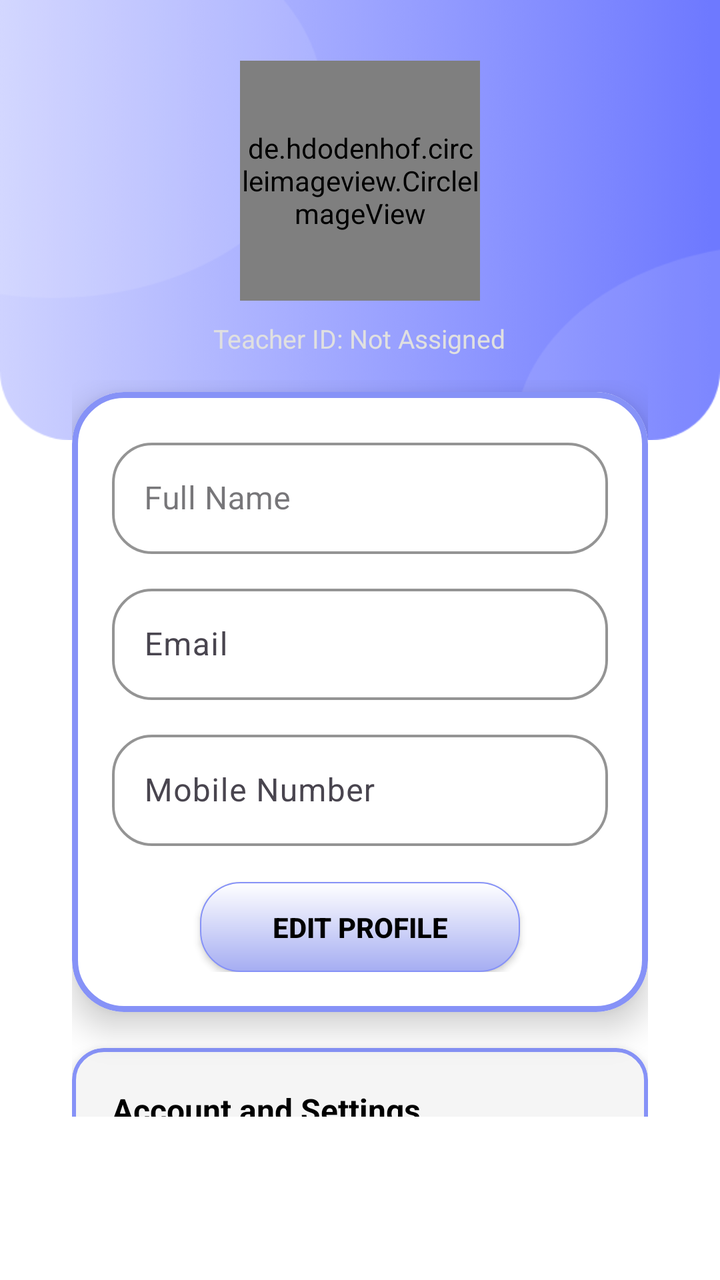
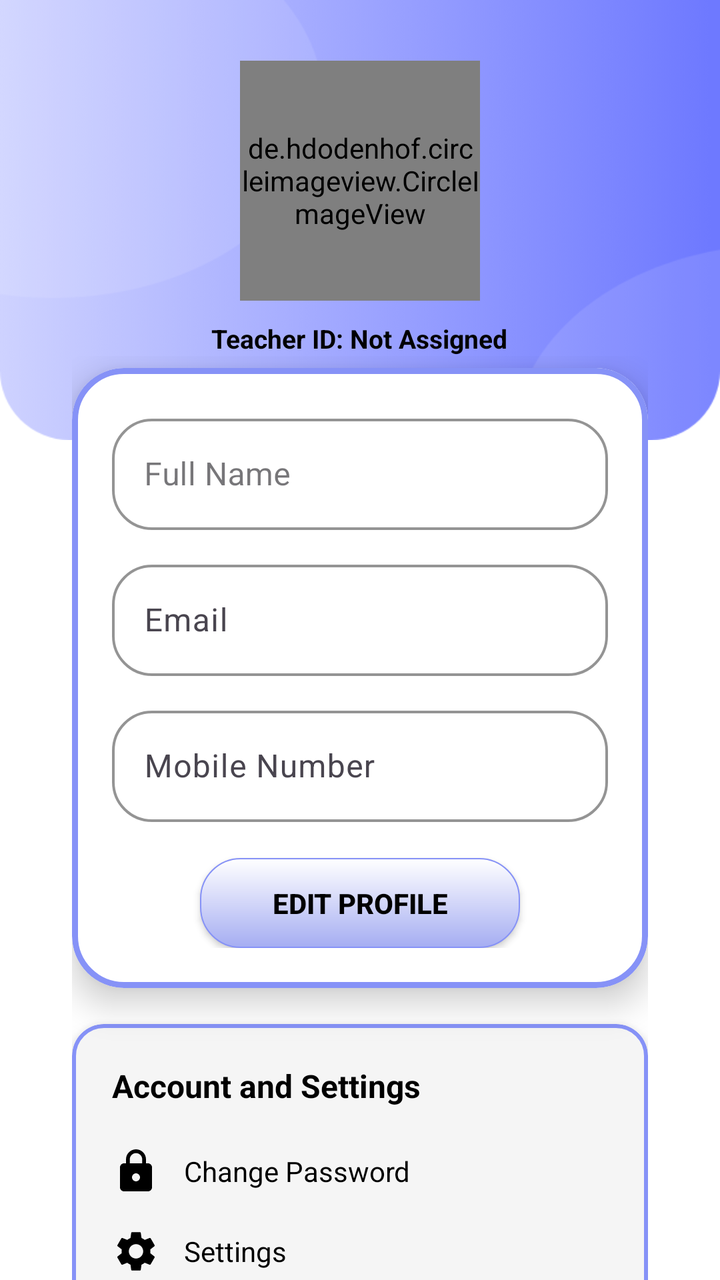

Compare the two renders of this Android layout. The source of the first and the diff that turns it into the second are given below.
<!-- AndroidManifest.xml: application theme Theme.TSTAR -->
<!-- res/layout/fragment_t_profile.xml -->
<?xml version="1.0" encoding="utf-8"?>
<androidx.constraintlayout.widget.ConstraintLayout
    xmlns:android="http://schemas.android.com/apk/res/android"
    xmlns:app="http://schemas.android.com/apk/res-auto"
    xmlns:tools="http://schemas.android.com/tools"
    android:id="@+id/profile_root"
    android:layout_width="match_parent"
    android:layout_height="match_parent"
    android:background="@color/white"
    tools:context=".STUDENTACTIVITIES.SFragment.S_Profile_Fragment">

    
    <LinearLayout
        android:id="@+id/ll_container"
        android:layout_width="0dp"
        android:layout_height="0dp"
        android:orientation="vertical"
        android:paddingBottom="12dp"
        app:layout_constraintTop_toTopOf="parent"
        app:layout_constraintBottom_toBottomOf="parent"
        app:layout_constraintStart_toStartOf="parent"
        app:layout_constraintEnd_toEndOf="parent">

        
        

        <View
            android:id="@+id/header_bg"
            android:layout_width="match_parent"
            android:layout_height="220dp"
            android:background="@drawable/s_classes_top_background"
            />


        
        <de.hdodenhof.circleimageview.CircleImageView
            android:id="@+id/ivProfilePic"
            android:layout_width="120dp"
            android:layout_height="120dp"
            android:layout_marginTop="-190dp"
            android:layout_gravity="center_horizontal"
            android:src="@drawable/s_profile"
            android:scaleType="centerCrop"
            android:background="@drawable/icon_circle_bg"
            android:clickable="true"
            android:focusable="true"
            app:civ_border_width="2dp"
            app:civ_border_color="?attr/colorPrimary" />

        
        <LinearLayout
            android:id="@+id/header_text_container"
            android:layout_width="match_parent"
            android:layout_height="wrap_content"
            android:orientation="vertical"
            android:layout_marginTop="6dp"
            android:gravity="center_horizontal">

            <TextView
                android:id="@+id/tvHeaderStudentId"
                android:layout_width="wrap_content"
                android:layout_height="wrap_content"
                android:text="Teacher ID: Not Assigned"
                android:textColor="@color/soft_greay"
                android:textSize="13sp"
                android:layout_marginTop="4dp"/>

        </LinearLayout>

        
        <androidx.core.widget.NestedScrollView
            android:id="@+id/profileScroll"
            android:layout_width="match_parent"
            android:layout_height="match_parent"
            android:clipToPadding="false"
            android:fillViewport="true"
            android:focusableInTouchMode="true"
            android:paddingTop="12dp">
        <LinearLayout
            android:layout_width="match_parent"
            android:layout_height="match_parent"
            android:orientation="vertical"
            android:paddingStart="18dp"
            android:paddingEnd="18dp"
            android:paddingBottom="16dp">




            <LinearLayout
                android:layout_width="match_parent"
                android:layout_height="match_parent"
                android:orientation="vertical"
                android:paddingStart="18dp"
                android:paddingEnd="18dp"
                android:paddingBottom="16dp">


                
                <com.google.android.material.card.MaterialCardView
                    android:id="@+id/cardProfile"
                    android:layout_width="match_parent"
                    android:layout_height="wrap_content"
                    android:layout_marginTop="6dp"
                    android:backgroundTint="@color/white"
                    app:cardCornerRadius="26dp"
                    app:cardElevation="10dp"
                    app:strokeColor="@color/Lavender"
                    app:strokeWidth="3dp">

                    <LinearLayout
                        android:layout_width="match_parent"
                        android:layout_height="wrap_content"
                        android:orientation="vertical"
                        android:padding="20dp">

                        
                        <com.google.android.material.textfield.TextInputLayout
                            android:id="@+id/tilFullName"
                            style="@style/Widget.MaterialComponents.TextInputLayout.OutlinedBox"
                            android:layout_width="match_parent"
                            android:layout_height="wrap_content"
                            android:hint="Full Name"
                            app:boxCornerRadiusBottomEnd="20sp"
                            app:boxCornerRadiusBottomStart="20sp"
                            app:boxCornerRadiusTopEnd="20sp"
                            app:boxCornerRadiusTopStart="20sp"
                            app:boxStrokeColor="@color/black"
                            app:boxStrokeWidth="1.2dp"
                            app:startIconTint="@color/black">

                            <com.google.android.material.textfield.TextInputEditText
                                android:id="@+id/etFullName"
                                android:layout_width="match_parent"
                                android:layout_height="wrap_content"
                                android:enabled="false"
                                android:inputType="textCapWords"
                                android:textColor="@color/black"
                                android:textSize="16sp" />
                        </com.google.android.material.textfield.TextInputLayout>


                        
                        <com.google.android.material.textfield.TextInputLayout
                            android:id="@+id/tilEmail"
                            style="?attr/textInputOutlinedStyle"
                            android:layout_width="match_parent"
                            android:layout_height="wrap_content"
                            android:layout_marginTop="12dp"
                            android:hint="Email"
                            app:boxCornerRadiusBottomEnd="20sp"
                            app:boxCornerRadiusBottomStart="20sp"
                            app:boxCornerRadiusTopEnd="20sp"
                            app:boxCornerRadiusTopStart="20sp"
                            app:boxStrokeColor="@color/black"
                            app:boxStrokeWidth="1.2dp"
                            app:startIconTint="@color/black">

                            <com.google.android.material.textfield.TextInputEditText
                                android:id="@+id/etEmail"
                                android:layout_width="match_parent"
                                android:layout_height="wrap_content"
                                android:enabled="false"
                                android:inputType="textEmailAddress"
                                android:textColor="@color/black"
                                android:textSize="16sp" />
                        </com.google.android.material.textfield.TextInputLayout>

                        
                        <com.google.android.material.textfield.TextInputLayout
                            android:id="@+id/tilMobile"
                            style="?attr/textInputOutlinedStyle"
                            android:layout_width="match_parent"
                            android:layout_height="wrap_content"
                            android:layout_marginTop="12dp"
                            android:hint="Mobile Number"
                            app:boxCornerRadiusBottomEnd="20sp"
                            app:boxCornerRadiusBottomStart="20sp"
                            app:boxCornerRadiusTopEnd="20sp"
                            app:boxCornerRadiusTopStart="20sp"
                            app:boxStrokeColor="@color/black"
                            app:boxStrokeWidth="1.2dp"
                            app:startIconTint="@color/black">

                            <com.google.android.material.textfield.TextInputEditText
                                android:id="@+id/etMobile"
                                android:layout_width="match_parent"
                                android:layout_height="wrap_content"
                                android:enabled="false"
                                android:inputType="phone"
                                android:maxLength="10"
                                android:textColor="@color/black"
                                android:textSize="16sp" />
                        </com.google.android.material.textfield.TextInputLayout>


                        
                        <androidx.appcompat.widget.AppCompatButton
                            android:id="@+id/btnEditProfile"
                            android:layout_width="160dp"
                            android:layout_height="45dp"
                            android:layout_gravity="center_horizontal"
                            android:layout_marginTop="18dp"
                            android:background="@drawable/s_btn_bg_shape"
                            android:text="Edit Profile"
                            android:textColor="@color/black"
                            android:textSize="14sp"
                            android:textStyle="bold" />
                    </LinearLayout>
                </com.google.android.material.card.MaterialCardView>

                
                <com.google.android.material.card.MaterialCardView
                    android:id="@+id/cardAccount"
                    android:layout_width="match_parent"
                    android:layout_height="wrap_content"
                    android:layout_marginTop="18dp"
                    android:backgroundTint="@color/white_smoke"
                    app:cardCornerRadius="16dp"
                    app:cardElevation="6dp"
                    app:strokeColor="@color/Lavender"
                    app:strokeWidth="2dp">

                    <LinearLayout
                        android:layout_width="match_parent"
                        android:layout_height="wrap_content"
                        android:orientation="vertical"
                        android:padding="20dp">

                        <TextView
                            android:id="@+id/tvAccountTitle"
                            android:layout_width="wrap_content"
                            android:layout_height="wrap_content"
                            android:text="Account and Settings"
                            android:textColor="@color/black"
                            android:textSize="16sp"
                            android:textStyle="bold" />

                        
                        <LinearLayout
                            android:id="@+id/rowChangePassword"
                            android:layout_width="match_parent"
                            android:layout_height="wrap_content"
                            android:layout_marginTop="16dp"
                            android:clickable="true"
                            android:foreground="?attr/selectableItemBackground"
                            android:gravity="center_vertical"
                            android:orientation="horizontal"
                            android:paddingVertical="4dp">

                            <ImageView
                                android:layout_width="24dp"
                                android:layout_height="24dp"
                                android:src="@drawable/s_lock_password" />

                            <TextView
                                android:layout_width="wrap_content"
                                android:layout_height="wrap_content"
                                android:layout_marginStart="12dp"
                                android:text="Change Password"
                                android:textColor="@color/black"
                                android:textSize="14sp" />
                        </LinearLayout>

                        <LinearLayout
                            android:id="@+id/rowSettings"
                            android:layout_width="match_parent"
                            android:layout_height="wrap_content"
                            android:layout_marginTop="8dp"
                            android:clickable="true"
                            android:foreground="?attr/selectableItemBackground"
                            android:gravity="center_vertical"
                            android:orientation="horizontal"
                            android:paddingVertical="4dp">

                            <ImageView
                                android:layout_width="24dp"
                                android:layout_height="24dp"
                                android:src="@drawable/s_setting" />

                            <TextView
                                android:layout_width="wrap_content"
                                android:layout_height="wrap_content"
                                android:layout_marginStart="12dp"
                                android:text="Settings"
                                android:textColor="@color/black"
                                android:textSize="14sp" />
                        </LinearLayout>

                        <LinearLayout
                            android:id="@+id/rowDeleteAccount"
                            android:layout_width="match_parent"
                            android:layout_height="wrap_content"
                            android:layout_marginTop="8dp"
                            android:clickable="true"
                            android:foreground="?attr/selectableItemBackground"
                            android:gravity="center_vertical"
                            android:orientation="horizontal"
                            android:paddingVertical="4dp">

                            <ImageView
                                android:layout_width="24dp"
                                android:layout_height="24dp"
                                android:src="@drawable/s_delete_account" />

                            <TextView
                                android:layout_width="wrap_content"
                                android:layout_height="wrap_content"
                                android:layout_marginStart="12dp"
                                android:text="Delete Account"
                                android:textColor="@android:color/holo_red_dark"
                                android:textSize="14sp" />
                        </LinearLayout>

                        <LinearLayout
                            android:id="@+id/rowLogout"
                            android:layout_width="match_parent"
                            android:layout_height="wrap_content"
                            android:layout_marginTop="8dp"
                            android:clickable="true"
                            android:foreground="?attr/selectableItemBackground"
                            android:gravity="center_vertical"
                            android:orientation="horizontal"
                            android:paddingVertical="4dp">

                            <ImageView
                                android:layout_width="24dp"
                                android:layout_height="24dp"
                                android:src="@drawable/s_logout_account" />

                            <TextView
                                android:layout_width="wrap_content"
                                android:layout_height="wrap_content"
                                android:layout_marginStart="12dp"
                                android:text="Logout"
                                android:textColor="@android:color/holo_red_dark"
                                android:textSize="14sp" />
                        </LinearLayout>

                    </LinearLayout>

                </com.google.android.material.card.MaterialCardView>

            </LinearLayout>

        </LinearLayout>
    </androidx.core.widget.NestedScrollView>

    </LinearLayout>

</androidx.constraintlayout.widget.ConstraintLayout>
<!-- resources referenced by this layout -->
<resources>
  <color name="Lavender">#8692f7</color>
  <color name="black">#FF000000</color>
  <color name="soft_greay">#E0E0E0</color>
  <color name="white">#FFFFFF</color>
  <color name="white_smoke">#F5F5F5</color>
  <!-- drawable icon_circle_bg (drawable) -->
  <?xml version="1.0" encoding="utf-8"?>
  <shape xmlns:android="http://schemas.android.com/apk/res/android" android:shape="oval">
      <size android:width="56dp" android:height="56dp"/>
      <solid android:color="@color/light_lavender_for_cards"/>
      <stroke android:color="@color/Lavender" android:width="0.5dp" android:dashGap="@dimen/cardview_compat_inset_shadow"> </stroke>
  </shape>
  <!-- drawable s_btn_bg_shape (drawable) -->
  <?xml version="1.0" encoding="utf-8"?>
  <shape
      xmlns:android="http://schemas.android.com/apk/res/android"
      android:shape="rectangle">
  
      <stroke
          android:width="0.8dp"
          android:color="@color/Lavender"/>
      <corners
          android:radius="20dp"/>
  
      <gradient
          android:startColor="#A5ADF2"
          android:endColor="@color/white"
          android:angle="90"/>
  
  
  
  
  </shape>
  <!-- drawable s_delete_account (drawable) -->
  <vector xmlns:android="http://schemas.android.com/apk/res/android" android:height="24dp" android:tint="#000000" android:viewportHeight="24" android:viewportWidth="24" android:width="24dp">
        
      <path android:fillColor="@android:color/white" android:pathData="M6,19c0,1.1 0.9,2 2,2h8c1.1,0 2,-0.9 2,-2V7H6v12zM19,4h-3.5l-1,-1h-5l-1,1H5v2h14V4z"/>
      
  </vector>
  <!-- drawable s_lock_password (drawable) -->
  <vector xmlns:android="http://schemas.android.com/apk/res/android" android:height="24dp" android:tint="#000000" android:viewportHeight="24" android:viewportWidth="24" android:width="24dp">
        
      <path android:fillColor="@android:color/white" android:pathData="M18,8h-1L17,6c0,-2.76 -2.24,-5 -5,-5S7,3.24 7,6v2L6,8c-1.1,0 -2,0.9 -2,2v10c0,1.1 0.9,2 2,2h12c1.1,0 2,-0.9 2,-2L20,10c0,-1.1 -0.9,-2 -2,-2zM12,17c-1.1,0 -2,-0.9 -2,-2s0.9,-2 2,-2 2,0.9 2,2 -0.9,2 -2,2zM15.1,8L8.9,8L8.9,6c0,-1.71 1.39,-3.1 3.1,-3.1 1.71,0 3.1,1.39 3.1,3.1v2z"/>
      
  </vector>
  <!-- drawable s_logout_account (drawable) -->
  <vector xmlns:android="http://schemas.android.com/apk/res/android" android:autoMirrored="true" android:height="24dp" android:tint="#000000" android:viewportHeight="24" android:viewportWidth="24" android:width="24dp">
        
      <path android:fillColor="@android:color/white" android:pathData="M17,7l-1.41,1.41L18.17,11H8v2h10.17l-2.58,2.58L17,17l5,-5zM4,5h8V3H4c-1.1,0 -2,0.9 -2,2v14c0,1.1 0.9,2 2,2h8v-2H4V5z"/>
      
  </vector>
  <style name="Theme.TSTAR" parent="Base.Theme.TSTAR" />
  <color name="light_lavender_for_cards">#C7CFFF</color>
  <style name="Base.Theme.TSTAR" parent="Theme.Material3.DayNight.NoActionBar">
          
          
      </style>
  <!-- unchanged entries left out for length: 3 -->
</resources>

<!-- the commit's change to res/layout/fragment_t_profile.xml (unified diff, before → after) -->
@@ -10,10 +10,20 @@
     tools:context=".STUDENTACTIVITIES.SFragment.S_Profile_Fragment">
 
     
+    <androidx.core.widget.NestedScrollView
+        android:id="@+id/profileScroll"
+        android:layout_width="match_parent"
+        android:layout_height="match_parent"
+        android:clipToPadding="false"
+        android:fillViewport="true"
+        android:focusableInTouchMode="true"
+        >
+
+    
     <LinearLayout
         android:id="@+id/ll_container"
-        android:layout_width="0dp"
-        android:layout_height="0dp"
+        android:layout_width="match_parent"
+        android:layout_height="match_parent"
         android:orientation="vertical"
         android:paddingBottom="12dp"
         app:layout_constraintTop_toTopOf="parent"
@@ -61,21 +71,14 @@
                 android:layout_width="wrap_content"
                 android:layout_height="wrap_content"
                 android:text="Teacher ID: Not Assigned"
-                android:textColor="@color/soft_greay"
+                android:textColor="@color/black"
                 android:textSize="13sp"
+                android:textStyle="bold"
                 android:layout_marginTop="4dp"/>
 
         </LinearLayout>
 
-        
-        <androidx.core.widget.NestedScrollView
-            android:id="@+id/profileScroll"
-            android:layout_width="match_parent"
-            android:layout_height="match_parent"
-            android:clipToPadding="false"
-            android:fillViewport="true"
-            android:focusableInTouchMode="true"
-            android:paddingTop="12dp">
+
         <LinearLayout
             android:layout_width="match_parent"
             android:layout_height="match_parent"
@@ -344,8 +347,10 @@
             </LinearLayout>
 
         </LinearLayout>
+
+
+    </LinearLayout>
+
     </androidx.core.widget.NestedScrollView>
 
-    </LinearLayout>
-
 </androidx.constraintlayout.widget.ConstraintLayout>
<!-- resource entries referenced after the edit -->
@@ -2,7 +2,6 @@
 <resources>
   <color name="Lavender">#8692f7</color>
   <color name="black">#FF000000</color>
-  <color name="soft_greay">#E0E0E0</color>
   <color name="white">#FFFFFF</color>
   <color name="white_smoke">#F5F5F5</color>
   <!-- drawable icon_circle_bg (drawable) -->
